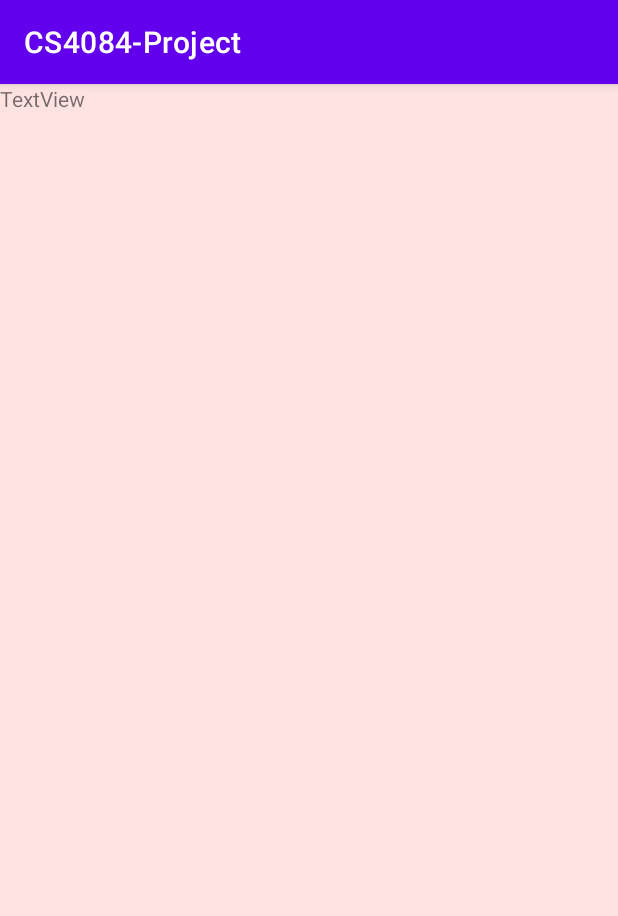
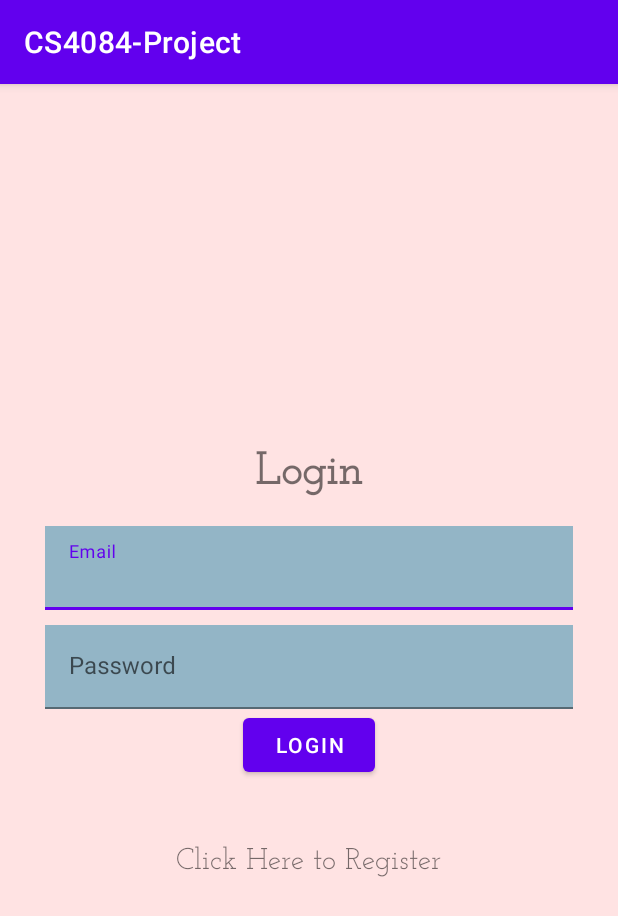
Before and after one commit to TZajas/CS4084-Project, an Android app: the screen it shows after launch (HomeActivity before the commit, LoginActivity after it), on a phone screen of 412 x 824 dp. Shown: the top 916 px of the screen. Run offline under Robolectric (Android 15) with nearby library versions, the phone set to English and light mode, and no system bars; our stand-ins replace Firebase (no records; nobody signed in at launch, a user with empty details on screens opened directly).

Commit message:
Added login and register functionality

```diff
--- a/app/build.gradle
+++ b/app/build.gradle
@@ -1,5 +1,6 @@
 plugins {
     id 'com.android.application'
+    id 'com.google.gms.google-services'
 }
 
 android {
@@ -38,6 +39,7 @@ dependencies {
     implementation 'androidx.constraintlayout:constraintlayout:2.1.4'
     implementation 'androidx.navigation:navigation-fragment:2.5.3'
     implementation 'androidx.navigation:navigation-ui:2.5.3'
+    implementation 'com.google.firebase:firebase-auth:21.1.0'
     testImplementation 'junit:junit:4.13.2'
     androidTestImplementation 'androidx.test.ext:junit:1.1.5'
     androidTestImplementation 'androidx.test.espresso:espresso-core:3.5.1'
--- /dev/null
+++ b/app/src/main/java/com/example/cs4084_project/LoginActivity.java
@@ -0,0 +1,99 @@
+package com.example.cs4084_project;
+
+        import android.content.Intent;
+        import android.os.Bundle;
+        import android.text.TextUtils;
+        import android.view.View;
+        import android.widget.Button;
+        import android.widget.TextView;
+        import android.widget.Toast;
+
+        import androidx.annotation.NonNull;
+        import androidx.appcompat.app.AppCompatActivity;
+
+        import com.google.android.gms.tasks.OnCompleteListener;
+        import com.google.android.gms.tasks.Task;
+        import com.google.android.material.textfield.TextInputEditText;
+        import com.google.firebase.auth.AuthResult;
+        import com.google.firebase.auth.FirebaseAuth;
+        import com.google.firebase.auth.FirebaseUser;
+
+public class LoginActivity extends AppCompatActivity {
+    TextInputEditText editTextEmail, editTextPassword;
+    Button buttonLogin;
+    FirebaseAuth mAuth;
+    TextView registrationPage;
+
+    @Override
+    public void onStart() {
+        super.onStart();
+        // Check if user is signed in (non-null) and update UI accordingly.
+        FirebaseUser currentUser = mAuth.getCurrentUser();
+        if(currentUser != null){
+            Intent intent = new Intent(getApplicationContext(), HomeActivity.class);
+            startActivity(intent);
+            finish();
+        }
+    }
+
+    @Override
+    protected void onCreate(Bundle savedInstanceState) {
+        super.onCreate(savedInstanceState);
+        setContentView(R.layout.activity_login);
+        registrationPage = findViewById(R.id.register_page_btn);
+        mAuth = FirebaseAuth.getInstance();
+        editTextEmail = findViewById(R.id.email);
+        editTextPassword = findViewById(R.id.password);
+        buttonLogin = findViewById(R.id.login_btn);
+
+        buttonLogin.setOnClickListener(new View.OnClickListener() {
+            @Override
+            public void onClick(View view) {
+                String email, password;
+                email = editTextEmail.getText().toString();
+                password = editTextPassword.getText().toString();
+
+                if(TextUtils.isEmpty(email)){
+                    Toast.makeText(LoginActivity.this, "Enter email", Toast.LENGTH_SHORT).show();
+                    return;
+                }
+
+                if(TextUtils.isEmpty(password)){
+                    Toast.makeText(LoginActivity.this, "Enter password", Toast.LENGTH_SHORT).show();
+                    return;
+                }
+
+                mAuth.signInWithEmailAndPassword(email, password)
+                        .addOnCompleteListener(new OnCompleteListener<AuthResult>() {
+                            @Override
+                            public void onComplete(@NonNull Task<AuthResult> task) {
+                                if (task.isSuccessful()) {
+                                    // Sign in success, update UI with the signed-in user's information
+                                    FirebaseUser user = mAuth.getCurrentUser();
+                                    Toast.makeText(LoginActivity.this, "Login Successful.",
+                                            Toast.LENGTH_SHORT).show();
+                                    Intent intent = new Intent(getApplicationContext(), HomeActivity.class);
+                                    startActivity(intent);
+                                    finish();
+                                } else {
+                                    // If sign in fails, display a message to the user.
+                                    Toast.makeText(LoginActivity.this, "Authentication failed.",
+                                            Toast.LENGTH_SHORT).show();
+                                }
+                            }
+                        });
+
+
+            }
+        });
+
+
+        registrationPage.setOnClickListener(new View.OnClickListener() {
+            @Override
+            public void onClick(View view) {
+                startActivity(new Intent(LoginActivity.this, RegisterActivity.class));
+                finish();
+            }
+        });
+    }
+}
--- a/app/src/main/java/com/example/cs4084_project/SplashScreen.java
+++ b/app/src/main/java/com/example/cs4084_project/SplashScreen.java
@@ -4,7 +4,6 @@ import androidx.appcompat.app.AppCompatActivity;
 
 import android.content.Intent;
 import android.os.Bundle;
-import android.os.CountDownTimer;
 import android.os.Handler;
 
 public class SplashScreen extends AppCompatActivity {
@@ -18,7 +17,7 @@ public class SplashScreen extends AppCompatActivity {
         new Handler().postDelayed(new Runnable() {
             @Override
             public void run() {
-                startActivity(new Intent(SplashScreen.this, HomeActivity.class));
+                startActivity(new Intent(SplashScreen.this, LoginActivity.class));
                 finish();
             }
         },4000);
--- a/app/src/main/res/layout/activity_home_main.xml
+++ /dev/null
@@ -1,17 +0,0 @@
-<?xml version="1.0" encoding="utf-8"?>
-<androidx.coordinatorlayout.widget.CoordinatorLayout xmlns:android="http://schemas.android.com/apk/res/android"
-    xmlns:app="http://schemas.android.com/apk/res-auto"
-    xmlns:tools="http://schemas.android.com/tools"
-    android:layout_width="match_parent"
-    android:layout_height="match_parent"
-    tools:context=".HomeActivity"
-    android:background="@color/background"
-    >
-
-
-    <TextView
-        android:id="@+id/textView"
-        android:layout_width="wrap_content"
-        android:layout_height="wrap_content"
-        android:text="TextView" />
-</androidx.coordinatorlayout.widget.CoordinatorLayout>
--- /dev/null
+++ b/app/src/main/res/layout/activity_login.xml
@@ -0,0 +1,72 @@
+<?xml version="1.0" encoding="utf-8"?>
+<LinearLayout xmlns:android="http://schemas.android.com/apk/res/android"
+    xmlns:app="http://schemas.android.com/apk/res-auto"
+    xmlns:tools="http://schemas.android.com/tools"
+    android:layout_width="match_parent"
+    android:layout_height="match_parent"
+    android:orientation="vertical"
+    android:gravity="center"
+    tools:context=".LoginActivity"
+    android:padding="30dp"
+    android:background="@color/background"
+    >
+
+    <TextView
+        android:text="@string/login"
+        android:textSize="30sp"
+        android:fontFamily="@font/slab"
+        android:gravity="center"
+        android:textStyle="bold"
+        android:layout_width="match_parent"
+        android:layout_height="wrap_content"
+        android:layout_marginBottom="20dp"/>
+
+    <com.google.android.material.textfield.TextInputLayout
+        android:layout_width="match_parent"
+        android:layout_height="wrap_content"
+        android:layout_marginBottom="10dp"
+        >
+
+        <com.google.android.material.textfield.TextInputEditText
+            android:id="@+id/email"
+            android:layout_width="match_parent"
+            android:layout_height="wrap_content"
+            android:background="@color/button"
+            android:hint="@string/email" />
+    </com.google.android.material.textfield.TextInputLayout>
+
+    <com.google.android.material.textfield.TextInputLayout
+        android:layout_width="match_parent"
+        android:layout_height="wrap_content">
+        <com.google.android.material.textfield.TextInputEditText
+            android:id="@+id/password"
+            android:background="@color/button"
+            android:hint="@string/password"
+            android:layout_width="match_parent"
+            android:layout_height="wrap_content" />
+    </com.google.android.material.textfield.TextInputLayout>
+
+    <Button
+        android:id="@+id/login_btn"
+        android:layout_width="wrap_content"
+        android:layout_height="wrap_content"
+        android:text="@string/login"
+        />
+
+    <TextView
+        android:id="@+id/register_page_btn"
+        android:layout_width="wrap_content"
+        android:layout_height="wrap_content"
+        android:text="Click Here to Register"
+        android:fontFamily="@font/slab"
+        android:gravity="center"
+        android:layout_marginTop="40dp"
+        android:textSize="20dp"
+        />
+
+
+
+
+
+
+</LinearLayout>
--- a/app/src/main/res/values/strings.xml
+++ b/app/src/main/res/values/strings.xml
@@ -9,4 +9,9 @@
 
     <string name="hello_first_fragment">Hello first fragment</string>
     <string name="hello_second_fragment">Hello second fragment. Arg: %1$s</string>
+    <string name="login">Login</string>
+    <string name="email">Email</string>
+    <string name="password">Password</string>
+    <string name="register">Register</string>
+    <string name="logout">Logout</string>
 </resources>
--- a/build.gradle
+++ b/build.gradle
@@ -1,4 +1,8 @@
-// Top-level build file where you can add configuration options common to all sub-projects/modules.
+buildscript {
+    dependencies {
+        classpath 'com.google.gms:google-services:4.3.15'
+    }
+}// Top-level build file where you can add configuration options common to all sub-projects/modules.
 plugins {
     id 'com.android.application' version '7.4.0' apply false
     id 'com.android.library' version '7.4.0' apply false
```
Also changed, not shown: app/src/main/AndroidManifest.xml (+7 -0 lines), app/src/main/java/com/example/cs4084_project/HomeActivity.java (+40 -5 lines), app/src/main/java/com/example/cs4084_project/RegisterActivity.java (added, +94 -0 lines), app/src/main/res/layout/activity_home.xml (added, +27 -0 lines), app/src/main/res/layout/activity_register.xml (added, +72 -0 lines), 1 other file.
